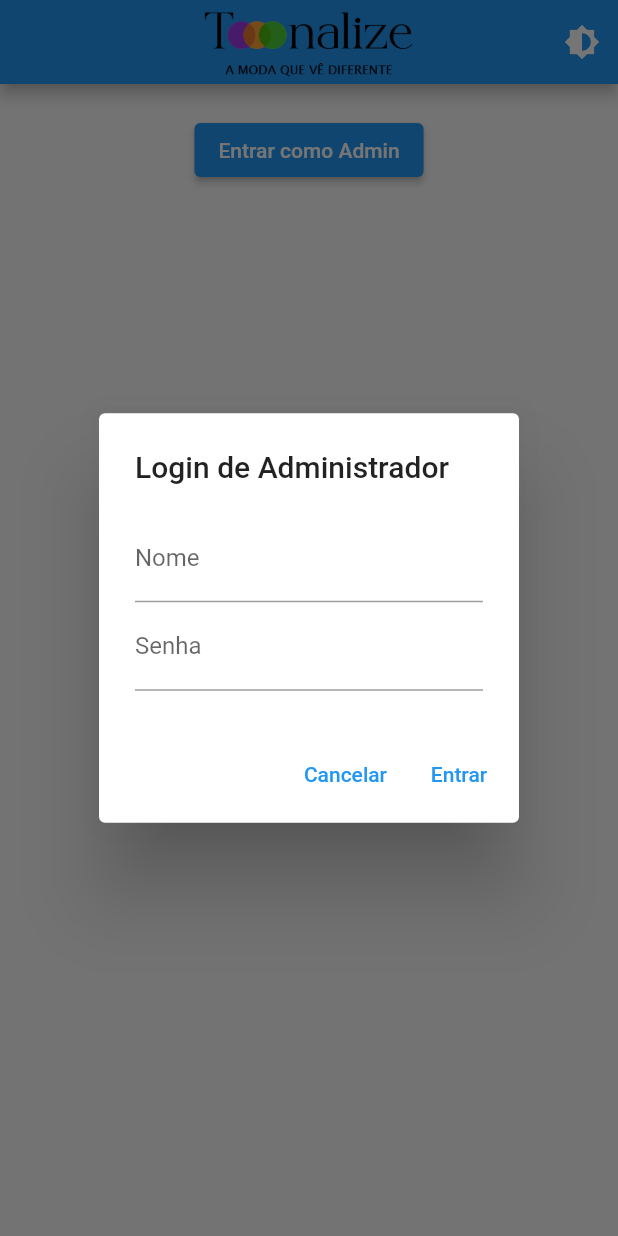
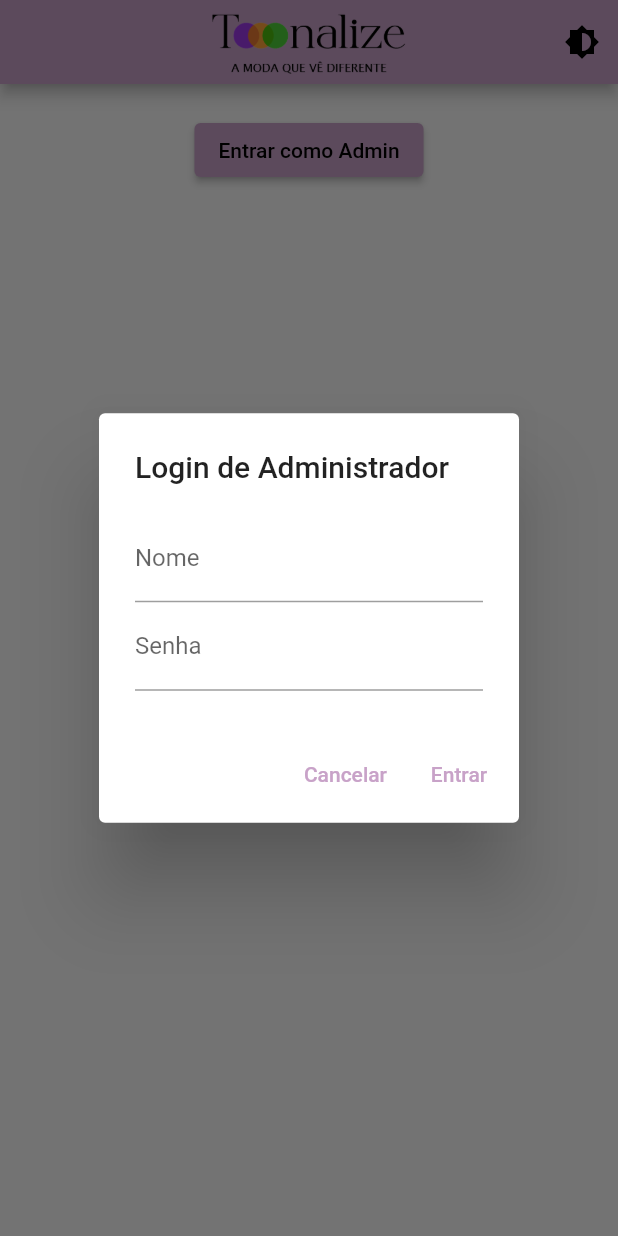
Before and after one commit to LucasDCR2/appModa, a Flutter app: the screen it shows after launch, after a tap on "Entrar como Admin", on a phone screen of 412 x 824 dp. Run offline on Flutter 3.47's test engine with Material 2 defaults, Android fonts, the phone set to English and light mode, and no system bars; our stand-ins replace barcode_widget, flutter_colorpicker, image_picker, logger, sqflite; missing offline and left inert: barcode; accounts and stored records are empty.

Commit message:
att - front

```diff
--- a/lib/app/detalhes.dart
+++ b/lib/app/detalhes.dart
@@ -16,7 +16,7 @@ class DetalhesPage extends StatelessWidget {
     return Scaffold(
       appBar: AppBar(
         title: Image.asset('images/Logo_Tonalize.png',
-            width: 140, height: 60),
+            width: 130, height: 100),
             centerTitle: true,
         actions: [
           IconButton(
@@ -47,7 +47,7 @@ class DetalhesPage extends StatelessWidget {
                 ),
                 const SizedBox(height: 20),
                 DetalhesProdutoWidget(produto: produto),
-                const SizedBox(height: 20),
+                const SizedBox(height: 5),
                 const Divider(
                   color: Colors.grey,
                   thickness: 2,
--- a/lib/app/home_page.dart
+++ b/lib/app/home_page.dart
@@ -100,7 +100,7 @@ class _HomePageState extends State<HomePage> {
     return Scaffold(
       appBar: AppBar(
         title: Image.asset('images/Logo_Tonalize.png',
-            width: 140, height: 60),
+            width: 130, height: 100),
         centerTitle: true,
         actions: [
           IconButton(
--- a/lib/app/widgets/selec_produto.dart
+++ b/lib/app/widgets/selec_produto.dart
@@ -38,11 +38,9 @@ class TelaSelecaoProduto extends StatelessWidget {
                       child: Column(
                         crossAxisAlignment: CrossAxisAlignment.start,
                         children: [
-                          Text('Código QrCode: ${produto.id}'),
                           Text(produto.nome),
                           Text('Cor: ${produto.corNome}'),
-                          Text(
-                              'Preço: R\$ ${produto.preco.toStringAsFixed(2)}'),
+                          Text('Código QrCode: ${produto.id}'),
                         ],
                       ),
                     ),
--- a/lib/app/widgets/widget_produtos_relacao.dart
+++ b/lib/app/widgets/widget_produtos_relacao.dart
@@ -129,8 +129,7 @@ class _ProdutosComMesmaCorWidgetState extends State<ProdutosComMesmaCorWidget> {
                           ],
                         ),
                         const SizedBox(height: 2),
-                        Text(
-                          'R\$ ${produto.preco.toStringAsFixed(2)}',
+                        Text('QrCódigo: ${produto.id}',
                           style: const TextStyle(
                               color: Colors.green, fontWeight: FontWeight.bold),
                         ),
--- /dev/null
+++ b/lib/app/widgets/widget_splash_screen.dart
@@ -0,0 +1,27 @@
+// ignore_for_file: prefer_const_constructors_in_immutables, use_key_in_widget_constructors, unused_import
+
+import 'package:flutter/material.dart';
+import 'package:tonalize/constants.dart';
+
+class SplashScreen extends StatelessWidget {
+  final VoidCallback onSplashComplete;
+
+  SplashScreen({required this.onSplashComplete});
+
+  @override
+  Widget build(BuildContext context) {
+    Future.delayed(const Duration(seconds: 2), () {
+      onSplashComplete(); // Chama a função onSplashComplete para navegar para a MyApp
+    });
+
+    return Scaffold(
+      body: Center(
+        child: Image.asset(
+          'images/Logo_Tonalize_Simbolo.png', // Caminho para a imagem da logo
+          width: 200, // Largura desejada da imagem
+          height: 200, // Altura desejada da imagem
+        ),
+      ),
+    );
+  }
+}
--- /dev/null
+++ b/lib/constants.dart
@@ -0,0 +1,15 @@
+import 'package:flutter/material.dart';
+
+bool isDarkTheme = false;
+const MaterialColor customPurple = MaterialColor(0xFFc8a2c8, <int, Color>{
+  50: Color(0xFFc8a2c8),
+  100: Color(0xFFc8a2c8),
+  200: Color(0xFFc8a2c8),
+  300: Color(0xFFc8a2c8),
+  400: Color(0xFFc8a2c8),
+  500: Color(0xFFc8a2c8),
+  600: Color(0xFFc8a2c8),
+  700: Color(0xFFc8a2c8),
+  800: Color(0xFFc8a2c8),
+  900: Color(0xFFc8a2c8),
+});
--- a/lib/database/produto.dart
+++ b/lib/database/produto.dart
@@ -7,8 +7,6 @@ class Produto {
   String nome;
   String cor;
   String corNome;
-  String tamanho;
-  double preco;
   String? qrCode; // Propriedade para armazenar o código QR
 
   Produto({
@@ -17,8 +15,6 @@ class Produto {
     required this.nome,
     required this.cor,
     required this.corNome,
-    required this.tamanho,
-    required this.preco,
     this.qrCode, // Inicialize como nulo
   });
 
@@ -29,8 +25,6 @@ class Produto {
       'nome': nome,
       'cor': cor,
       'corNome': corNome,
-      'tamanho': tamanho,
-      'preco': preco,
       'qrCode': qrCode,
     };
   }
--- a/lib/main.dart
+++ b/lib/main.dart
@@ -1,16 +1,41 @@
-// ignore_for_file: use_key_in_widget_constructors, library_private_types_in_public_api
+// ignore_for_file: library_private_types_in_public_api
 
 import 'package:flutter/material.dart';
 import 'database/database_helper.dart';
 import 'app/home_page.dart';
+import 'app/widgets/widget_splash_screen.dart';
+import 'constants.dart';
 
 void main() async {
   WidgetsFlutterBinding.ensureInitialized();
   final databaseProvider = DatabaseProvider.instance;
   await databaseProvider.initializeDatabase();
 
-  runApp(const MyApp());
+  runApp(
+    MaterialApp(
+      debugShowCheckedModeBanner: false,
+      title: 'Tonalize',
+      theme: ThemeData(
+        primarySwatch: customPurple,
+        brightness: isDarkTheme ? Brightness.dark : Brightness.light,
+        appBarTheme: const AppBarTheme(
+          backgroundColor: customPurple,
+        ),
+      ),
+      home: Container(), // Defina uma tela vazia como tela de inicialização padrão
+      builder: (context, child) {
+        return SplashScreen(
+          onSplashComplete: () {
+            runApp(
+              const MyApp(),
+            );
+          },
+        );
+      },
+    ),
+  );
 }
+
 
 class MyApp extends StatefulWidget {
   const MyApp({Key? key}) : super(key: key);
@@ -33,8 +58,15 @@ class _MyAppState extends State<MyApp> {
     return MaterialApp(
       debugShowCheckedModeBanner: false,
       title: 'Tonalize',
-      theme: _isDarkTheme ? ThemeData.dark() : ThemeData.light(),
-      home: HomePage(trocarTema: _trocarTema,
+      theme: ThemeData(
+        primarySwatch: customPurple,
+        brightness: _isDarkTheme ? Brightness.dark : Brightness.light,
+        appBarTheme: const AppBarTheme(
+          backgroundColor: customPurple,
+        ),
+      ),
+      home: HomePage(
+        trocarTema: _trocarTema,
       ),
     );
   }
--- a/pubspec.yaml
+++ b/pubspec.yaml
@@ -69,7 +69,7 @@ flutter:
   # To add assets to your application, add an assets section, like this:
   assets:
   - images/Logo_Tonalize.png
-  #   - images/a_dot_ham.jpeg
+  - images/Logo_Tonalize_Simbolo.png
 
   # An image asset can refer to one or more resolution-specific "variants", see
   # https://flutter.dev/assets-and-images/#resolution-aware
```
Also changed, not shown: lib/app/admin_page.dart (+115 -86 lines), lib/app/catalogo_page.dart (+27 -2 lines), lib/app/gerenciar_cores_page.dart (+4 -9 lines), lib/app/widgets/widget_combinacoes_cores.dart (added, +121 -0 lines), lib/app/widgets/widget_detalhes_body.dart (+6 -12 lines), lib/app/widgets/widget_produtos_catalogo.dart (+13 -11 lines), lib/database/database_helper.dart (+1 -9 lines), images/Logo_Tonalize_Simbolo.png (added).
